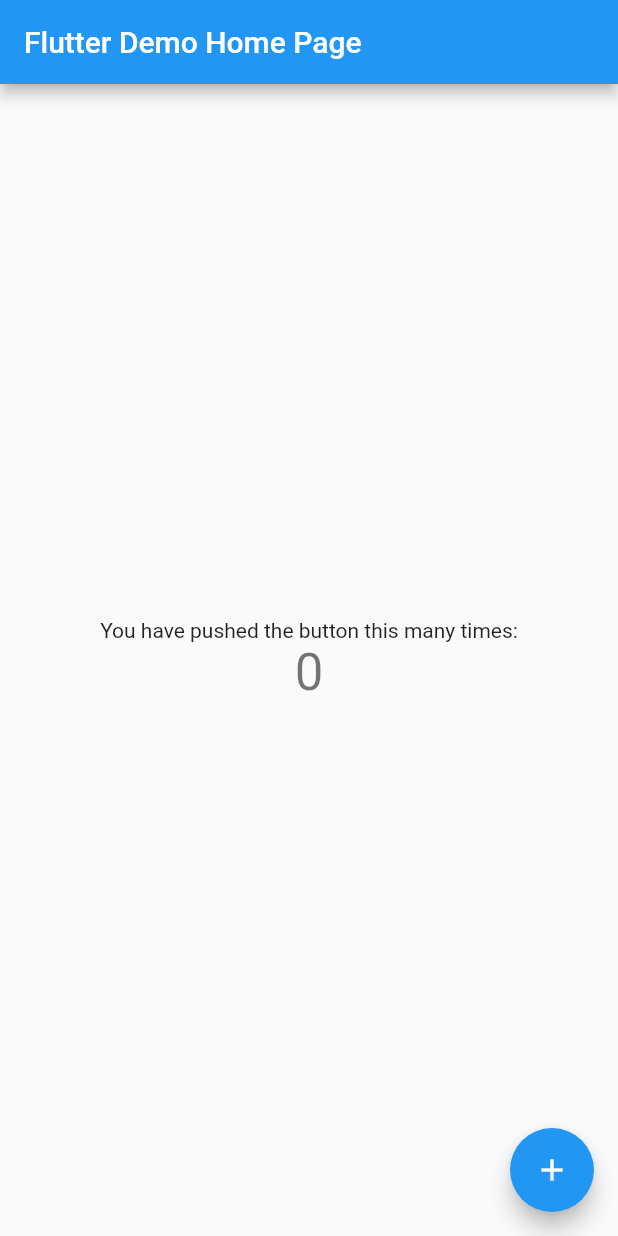
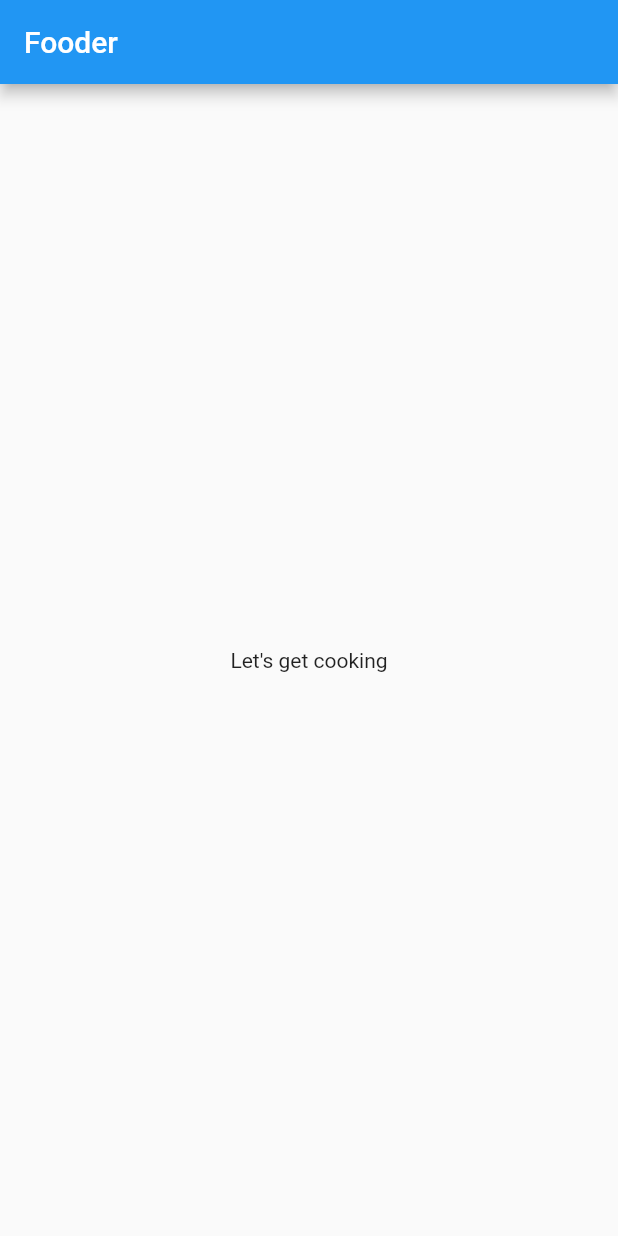
Before and after one commit to mehedi-4958/fooder, a Flutter app: the screen it shows after launch, on a phone screen of 412 x 824 dp. Run offline on Flutter 3.47's test engine with Material 2 defaults, Android fonts, the phone set to English and light mode, and no system bars; our stand-ins replace google_fonts.

```diff
--- a/lib/main.dart
+++ b/lib/main.dart
@@ -1,115 +1,32 @@
 import 'package:flutter/material.dart';
 
 void main() {
-  runApp(const MyApp());
+  runApp(const Fooder());
 }
 
-class MyApp extends StatelessWidget {
-  const MyApp({Key? key}) : super(key: key);
+class Fooder extends StatelessWidget {
+  const Fooder({Key? key}) : super(key: key);
 
-  // This widget is the root of your application.
   @override
   Widget build(BuildContext context) {
+    //TODO: Create Theme
+    //TODO: Apply Home Widget
+
     return MaterialApp(
-      title: 'Flutter Demo',
-      theme: ThemeData(
-        // This is the theme of your application.
-        //
-        // Try running your application with "flutter run". You'll see the
-        // application has a blue toolbar. Then, without quitting the app, try
-        // changing the primarySwatch below to Colors.green and then invoke
-        // "hot reload" (press "r" in the console where you ran "flutter run",
-        // or simply save your changes to "hot reload" in a Flutter IDE).
-        // Notice that the counter didn't reset back to zero; the application
-        // is not restarted.
-        primarySwatch: Colors.blue,
+      //TODO: Add theme
+
+      title: 'Fooder',
+      home: Scaffold(
+        //TODO: Style the title
+
+        appBar: AppBar(
+          title: const Text('Fooder'),
+        ),
+        //TODO: Style the body text
+        body: const Center(
+          child: Text('Let\'s get cooking'),
+        ),
       ),
-      home: const MyHomePage(title: 'Flutter Demo Home Page'),
     );
   }
 }
-
-class MyHomePage extends StatefulWidget {
-  const MyHomePage({Key? key, required this.title}) : super(key: key);
-
-  // This widget is the home page of your application. It is stateful, meaning
-  // that it has a State object (defined below) that contains fields that affect
-  // how it looks.
-
-  // This class is the configuration for the state. It holds the values (in this
-  // case the title) provided by the parent (in this case the App widget) and
-  // used by the build method of the State. Fields in a Widget subclass are
-  // always marked "final".
-
-  final String title;
-
-  @override
-  State<MyHomePage> createState() => _MyHomePageState();
-}
-
-class _MyHomePageState extends State<MyHomePage> {
-  int _counter = 0;
-
-  void _incrementCounter() {
-    setState(() {
-      // This call to setState tells the Flutter framework that something has
-      // changed in this State, which causes it to rerun the build method below
-      // so that the display can reflect the updated values. If we changed
-      // _counter without calling setState(), then the build method would not be
-      // called again, and so nothing would appear to happen.
-      _counter++;
-    });
-  }
-
-  @override
-  Widget build(BuildContext context) {
-    // This method is rerun every time setState is called, for instance as done
-    // by the _incrementCounter method above.
-    //
-    // The Flutter framework has been optimized to make rerunning build methods
-    // fast, so that you can just rebuild anything that needs updating rather
-    // than having to individually change instances of widgets.
-    return Scaffold(
-      appBar: AppBar(
-        // Here we take the value from the MyHomePage object that was created by
-        // the App.build method, and use it to set our appbar title.
-        title: Text(widget.title),
-      ),
-      body: Center(
-        // Center is a layout widget. It takes a single child and positions it
-        // in the middle of the parent.
-        child: Column(
-          // Column is also a layout widget. It takes a list of children and
-          // arranges them vertically. By default, it sizes itself to fit its
-          // children horizontally, and tries to be as tall as its parent.
-          //
-          // Invoke "debug painting" (press "p" in the console, choose the
-          // "Toggle Debug Paint" action from the Flutter Inspector in Android
-          // Studio, or the "Toggle Debug Paint" command in Visual Studio Code)
-          // to see the wireframe for each widget.
-          //
-          // Column has various properties to control how it sizes itself and
-          // how it positions its children. Here we use mainAxisAlignment to
-          // center the children vertically; the main axis here is the vertical
-          // axis because Columns are vertical (the cross axis would be
-          // horizontal).
-          mainAxisAlignment: MainAxisAlignment.center,
-          children: <Widget>[
-            const Text(
-              'You have pushed the button this many times:',
-            ),
-            Text(
-              '$_counter',
-              style: Theme.of(context).textTheme.headline4,
-            ),
-          ],
-        ),
-      ),
-      floatingActionButton: FloatingActionButton(
-        onPressed: _incrementCounter,
-        tooltip: 'Increment',
-        child: const Icon(Icons.add),
-      ), // This trailing comma makes auto-formatting nicer for build methods.
-    );
-  }
-}
--- a/pubspec.yaml
+++ b/pubspec.yaml
@@ -29,7 +29,7 @@ environment:
 dependencies:
   flutter:
     sdk: flutter
-
+  google_fonts: ^2.1.0
 
   # The following adds the Cupertino Icons font to your application.
   # Use with the CupertinoIcons class for iOS style icons.
```
Also changed, not shown: lib/fooder_theme.dart (added, +103 -0 lines), pubspec.lock.
